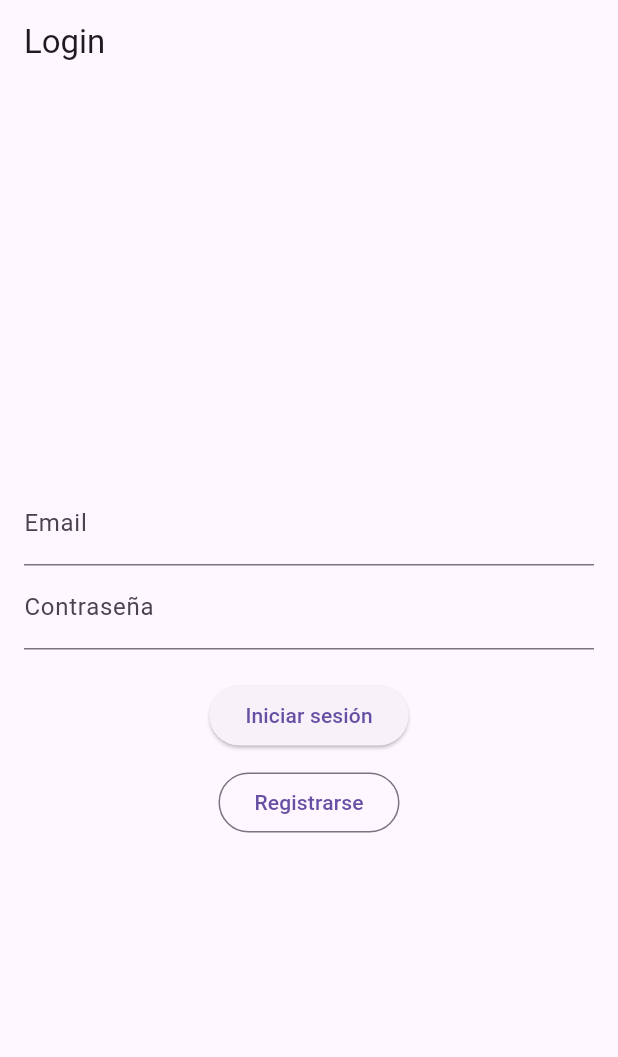
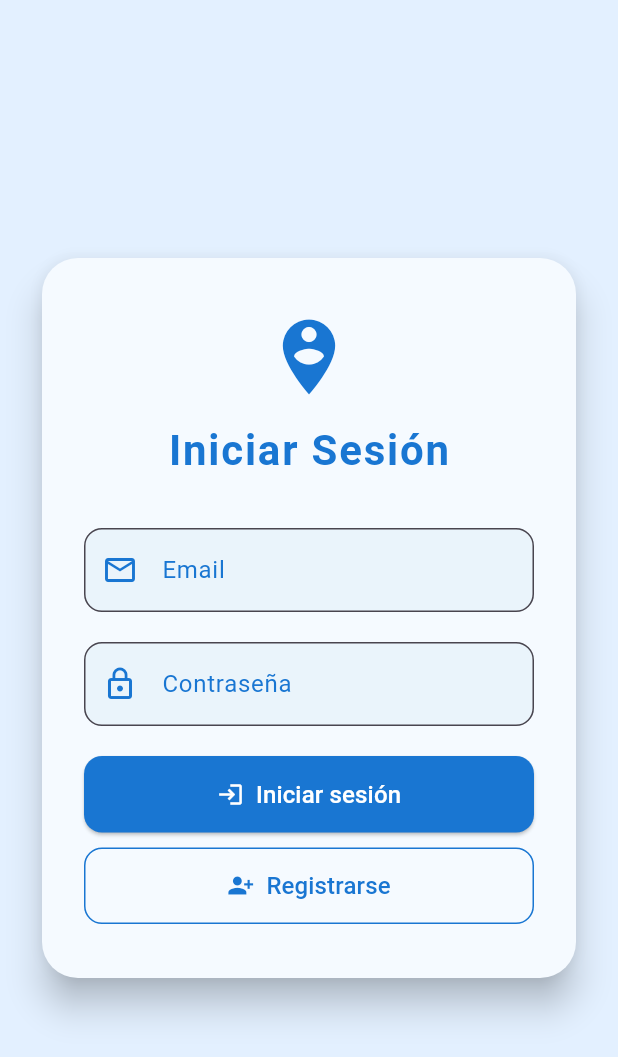
Before and after one commit to SolarSpectre/topografia, a Flutter app: the screen it shows after launch, on a phone screen of 412 x 824 dp. Shown: the top 1057 px of the screen. Run offline on Flutter 3.47's test engine with Material 3 defaults, Android fonts, the light colour scheme and no system bars; our stand-ins replace cloud_firestore, firebase_auth, firebase_core, geolocator, google_maps_flutter, permission_handler; accounts and stored records are empty.

Commit message:
Login diseño

```diff
--- a/lib/src/login_screen.dart
+++ b/lib/src/login_screen.dart
@@ -69,34 +69,97 @@ class _LoginScreenState extends State<LoginScreen> {
   @override
   Widget build(BuildContext context) {
     return Scaffold(
-      appBar: AppBar(title: const Text('Login')),
-      body: Padding(
-        padding: const EdgeInsets.all(16.0),
+      backgroundColor: const Color(0xFFe3f0ff),
+      body: Center(
+        child: SingleChildScrollView(
+          child: Padding(
+            padding: const EdgeInsets.all(24.0),
+            child: Card(
+              elevation: 10,
+              color: const Color(0xFFf5faff),
+              shape: RoundedRectangleBorder(borderRadius: BorderRadius.circular(24)),
+              child: Padding(
+                padding: const EdgeInsets.symmetric(horizontal: 28, vertical: 36),
                 child: Column(
-          mainAxisAlignment: MainAxisAlignment.center,
+                  mainAxisSize: MainAxisSize.min,
                   children: [
+                    const Icon(Icons.person_pin_circle, size: 60, color: Color(0xFF1976d2)),
+                    const SizedBox(height: 12),
+                    const Text(
+                      'Iniciar Sesión',
+                      style: TextStyle(
+                        fontSize: 28,
+                        fontWeight: FontWeight.bold,
+                        color: Color(0xFF1976d2),
+                        letterSpacing: 1.2,
+                      ),
+                    ),
+                    const SizedBox(height: 32),
                     TextField(
                       controller: _emailController,
-              decoration: const InputDecoration(labelText: 'Email'),
+                      decoration: InputDecoration(
+                        prefixIcon: const Icon(Icons.email_outlined, color: Color(0xFF1976d2)),
+                        labelText: 'Email',
+                        border: OutlineInputBorder(borderRadius: BorderRadius.circular(12)),
+                        filled: true,
+                        fillColor: const Color(0xFFeaf4fb),
+                        labelStyle: const TextStyle(color: Color(0xFF1976d2)),
                       ),
+                      keyboardType: TextInputType.emailAddress,
+                    ),
+                    const SizedBox(height: 20),
                     TextField(
                       controller: _passwordController,
-              decoration: const InputDecoration(labelText: 'Contraseña'),
+                      decoration: InputDecoration(
+                        prefixIcon: const Icon(Icons.lock_outline, color: Color(0xFF1976d2)),
+                        labelText: 'Contraseña',
+                        border: OutlineInputBorder(borderRadius: BorderRadius.circular(12)),
+                        filled: true,
+                        fillColor: const Color(0xFFeaf4fb),
+                        labelStyle: const TextStyle(color: Color(0xFF1976d2)),
+                      ),
                       obscureText: true,
                     ),
                     const SizedBox(height: 20),
                     if (_error.isNotEmpty)
-              Text(_error, style: const TextStyle(color: Colors.red)),
-            ElevatedButton(
+                      Padding(
+                        padding: const EdgeInsets.only(bottom: 12),
+                        child: Text(_error, style: const TextStyle(color: Colors.red)),
+                      ),
+                    SizedBox(
+                      width: double.infinity,
+                      child: ElevatedButton.icon(
+                        icon: const Icon(Icons.login, color: Colors.white),
                         onPressed: _loading ? null : _login,
-              child: _loading ? const CircularProgressIndicator() : const Text('Iniciar sesión'),
+                        style: ElevatedButton.styleFrom(
+                          backgroundColor: const Color(0xFF1976d2),
+                          padding: const EdgeInsets.symmetric(vertical: 14),
+                          shape: RoundedRectangleBorder(borderRadius: BorderRadius.circular(12)),
+                        ),
+                        label: _loading
+                            ? const SizedBox(height: 20, width: 20, child: CircularProgressIndicator(strokeWidth: 2, color: Colors.white))
+                            : const Text('Iniciar sesión', style: TextStyle(fontSize: 16, color: Colors.white)),
+                      ),
                     ),
                     const SizedBox(height: 10),
-            OutlinedButton(
+                    SizedBox(
+                      width: double.infinity,
+                      child: OutlinedButton.icon(
+                        icon: const Icon(Icons.person_add_alt_1, color: Color(0xFF1976d2)),
                         onPressed: _loading ? null : _register,
-              child: const Text('Registrarse'),
+                        style: OutlinedButton.styleFrom(
+                          side: const BorderSide(color: Color(0xFF1976d2)),
+                          padding: const EdgeInsets.symmetric(vertical: 14),
+                          shape: RoundedRectangleBorder(borderRadius: BorderRadius.circular(12)),
+                        ),
+                        label: const Text('Registrarse', style: TextStyle(fontSize: 16, color: Color(0xFF1976d2))),
+                      ),
                     ),
                   ],
+                ),
+              ),
+            ),
+          ),
         ),
       ),
     );
```
Lines whose indentation alone changed are shown as unchanged.
